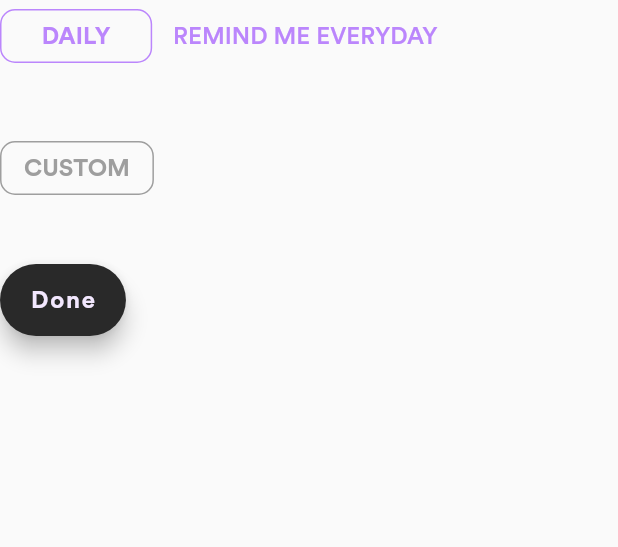
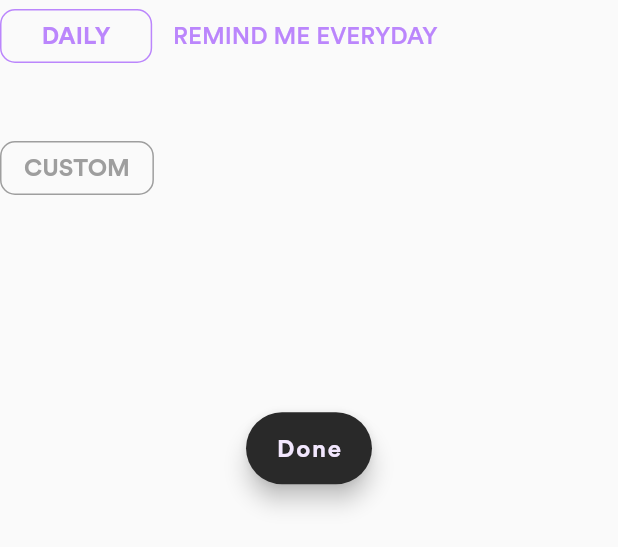
Before and after one commit to im3rck/medicine_reminder, a Flutter app: the SelectDay widget shown alone on an empty page, opened directly, on a phone screen of 412 x 824 dp. Shown: the top 547 px of the screen. Run offline on Flutter 3.47's test engine with Material 2 defaults, Android fonts, the phone set to English and light mode, and no system bars; our stand-ins replace auto_size_text, cloud_firestore, firebase_auth, firebase_core, firebase_messaging, firebase_storage and 10 more; missing offline and left inert: folding_cell; accounts and stored records are empty; network calls fail; statements that could not run were skipped.

Commit message:
Fixed Incorrect use of ParentDataWidget. Trial attempt on Select days

```diff
--- /dev/null
+++ b/lib/ContentResizer.dart
@@ -0,0 +1,16 @@
+import 'package:flutter/material.dart';
+
+Size displaySize(BuildContext context) {
+  debugPrint('Size = ' + MediaQuery.of(context).size.toString());
+  return MediaQuery.of(context).size;
+}
+
+double displayHeight(BuildContext context) {
+  debugPrint('Height = ' + displaySize(context).height.toString());
+  return displaySize(context).height;
+}
+
+double displayWidth(BuildContext context) {
+  debugPrint('Width = ' + displaySize(context).width.toString());
+  return displaySize(context).width;
+}
--- a/lib/PatientController/Cards/medicine.dart
+++ b/lib/PatientController/Cards/medicine.dart
@@ -654,7 +654,7 @@ class _Details extends State<Medicines> {
                     ),
                   ),
                   SizedBox(height: 50),
-                  Flexible(child: SelectDay()),
+                  Container(child: SelectDay()),
                 ],
               ),
             );
--- a/lib/Timer/SelectDay/SelectDay.dart
+++ b/lib/Timer/SelectDay/SelectDay.dart
@@ -2,6 +2,8 @@ import 'package:flutter/material.dart';
 import 'package:medicine_reminder/PatientList/datafile.dart';
 
 import 'package:medicine_reminder/Timer/SelectDay/SingleSelection.dart';
+
+import '../../ContentResizer.dart';
 
 class SelectDay extends StatefulWidget {
   @override
@@ -27,8 +29,15 @@ class _SelectDayState extends State<SelectDay> {
     return Column(
       crossAxisAlignment: CrossAxisAlignment.start,
       children: [
-          Flexible(child: SingleSelection(updateIndices: getIndices)),
-          FloatingActionButton.extended(
+        Container(child: SingleSelection(updateIndices: getIndices)),
+        Container(
+          height: displayHeight(context) * 0.12,
+          padding: EdgeInsets.only(bottom: 10),
+        ),
+        Center(
+
+            child: Container(
+                child: FloatingActionButton.extended(
                   onPressed: () {
                     Navigator.pop(context);
                     _setText();
@@ -44,7 +53,7 @@ class _SelectDayState extends State<SelectDay> {
                       color: Color(0xffF2E7FE),
                     ),
                   ),
-          )
+                )))
       ],
     );
   }
--- a/lib/Timer/SelectDay/SingleSelection.dart
+++ b/lib/Timer/SelectDay/SingleSelection.dart
@@ -79,7 +79,7 @@ class _SingleSelectionState extends State<SingleSelection> {
             borderSide: BorderSide(
                 color:
                     selectedIndex == index ? Color(0xffBB86FC) : Colors.grey),
-            child: Expanded(
+
               child: Text(
                 txt,
                 style: TextStyle(
@@ -90,7 +90,7 @@ class _SingleSelectionState extends State<SingleSelection> {
                         : Colors.grey,
                     fontWeight: FontWeight.bold),
               ),
-            ),
+
           ),
           SizedBox(
             height: 20,
--- a/lib/main.dart
+++ b/lib/main.dart
@@ -11,7 +11,6 @@ import 'package:medicine_reminder/PatientList/PhasePage.dart';
 import 'package:medicine_reminder/PatientController/PatientDetails/PatientDetails.dart';
 import 'package:medicine_reminder/PatientList/PhasePage.dart';
 import 'package:medicine_reminder/Timer/SelectDay/SelectDay.dart';
-import 'package:medicine_reminder/Widgets/test.dart';
 
 // import 'package:medicine_reminder/LaunchScreen/gooey_edge/lib/demo.dart';
 // import 'package:medicine_reminder/2NewPatient.dart';
```
Lines whose indentation alone changed are shown as unchanged.
